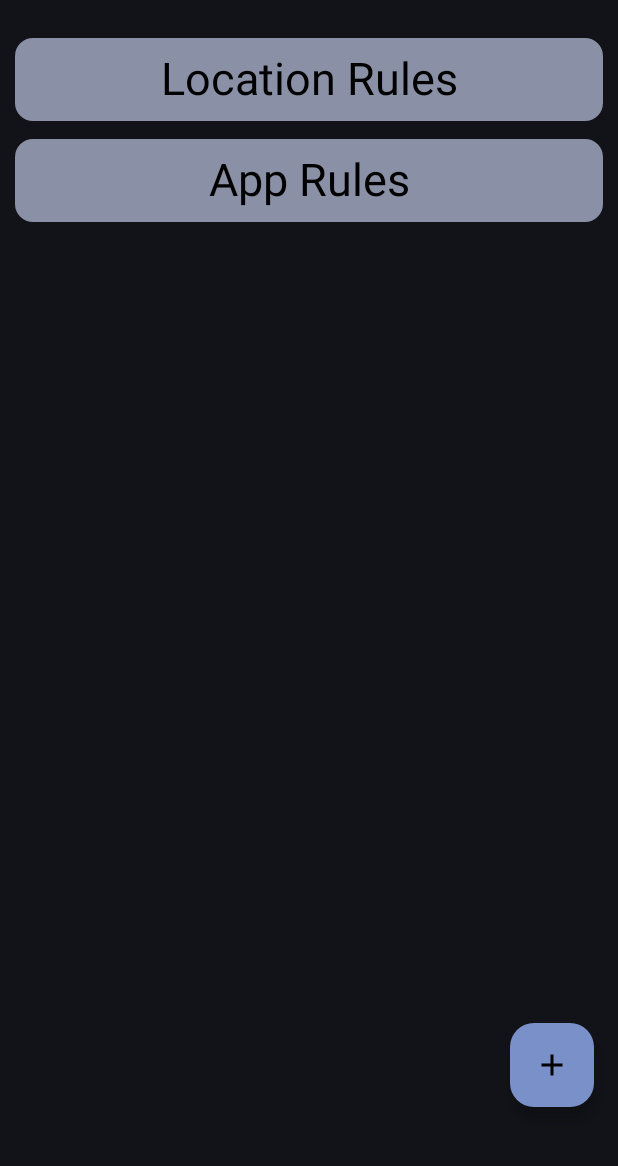
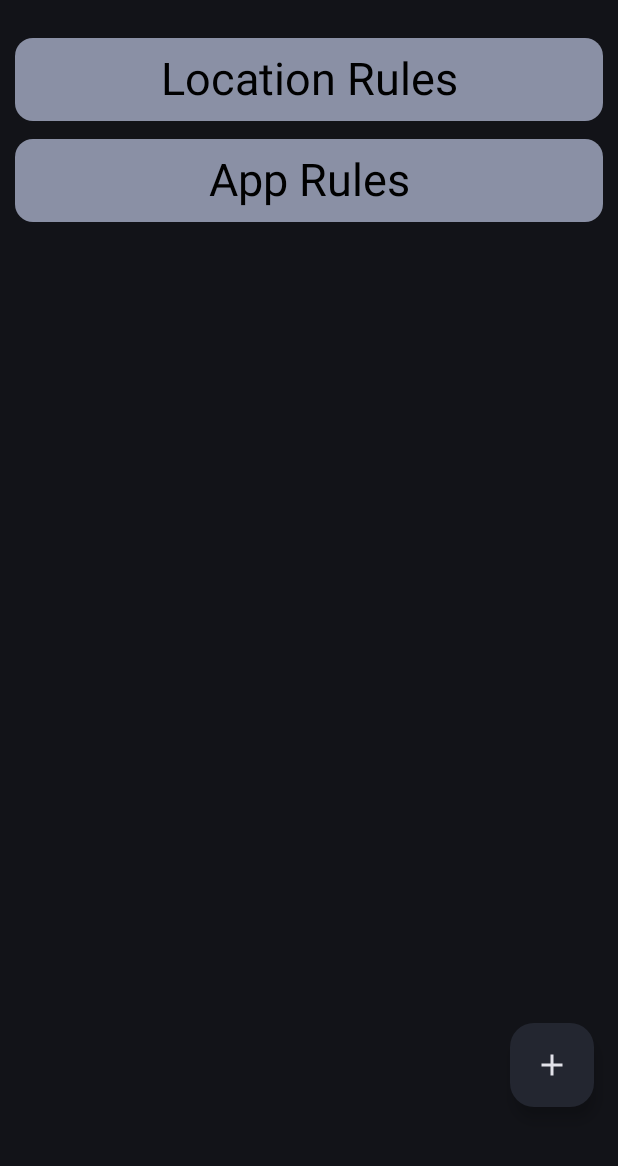
Before and after one commit to VwertIX/Anvil, an Android app built with Jetpack Compose: the screen it shows after launch (MainActivity), on a phone screen of 412 x 824 dp, the part 67-1233 px from its top. Run offline under Robolectric (Android 15) with nearby library versions, the phone set to English and light mode, and no system bars; our stand-ins replace Dagger/Hilt's generated code, Room's generated code.

Commit message:
Changed some coloring and made the delete all rules button also deregister geofences

```diff
--- a/app/src/main/java/com/example/anvil/MainActivity.kt
+++ b/app/src/main/java/com/example/anvil/MainActivity.kt
@@ -133,8 +133,8 @@ object ReadmeScreen
 @Serializable
 object ReadmeLocationScreen
 
-private val CUSTOM_INTENT_GEOFENCE = "GEOFENCE-TRANSITION-INTENT-ACTION"
-private val CUSTOM_REQUEST_CODE_GEOFENCE = 1001
+private const val CUSTOM_INTENT_GEOFENCE = "GEOFENCE-TRANSITION-INTENT-ACTION"
+private const val CUSTOM_REQUEST_CODE_GEOFENCE = 1001
 
 
 // Use the 'viewModel()' function from the lifecycle-viewmodel-compose artifact
@@ -143,7 +143,7 @@ fun AnvilNav(context: Context, locationPermissionRequest: ActivityResultLauncher
     val packageList = AppInfo(viewModel, context)
     val navController = rememberNavController()
     val geofenceManager by remember { mutableStateOf(GeofenceManager(context)) }
-    val geoFenceList by viewModel.getAllLocationRules.collectAsStateWithLifecycle()
+    val geoFenceList by viewModel.allLocationRules.collectAsStateWithLifecycle()
     var geofenceTransitionEventInfo by remember {mutableStateOf("")}
     val scope = rememberCoroutineScope()
 
--- a/app/src/main/java/com/example/anvil/ui/AnvilViewModel.kt
+++ b/app/src/main/java/com/example/anvil/ui/AnvilViewModel.kt
@@ -3,7 +3,6 @@ package com.example.anvil.ui
 import android.content.Context
 import android.content.pm.PackageInfo
 import android.content.pm.PackageManager
-import android.location.Location
 import android.util.Log
 import androidx.compose.runtime.getValue
 import androidx.lifecycle.ViewModel
@@ -13,7 +12,6 @@ import androidx.compose.runtime.mutableStateOf
 import androidx.compose.runtime.setValue
 import androidx.core.content.ContextCompat
 import androidx.lifecycle.viewModelScope
-import com.example.anvil.HomeScreen
 import com.example.anvil.R
 import com.example.anvil.data.AppRule
 import com.example.anvil.data.RuleCondition
@@ -23,10 +21,7 @@ import com.example.anvil.data.rulesRepository
 import com.example.anvil.data.LocationRule
 import com.example.anvil.data.LocationRuleCondition
 import com.example.anvil.data.LocationRuleList
-import com.google.android.gms.location.CurrentLocationRequest
 import com.google.android.gms.location.FusedLocationProviderClient
-import com.google.android.gms.location.LocationRequest
-import com.google.android.gms.location.Priority
 import com.google.android.gms.maps.model.LatLng
 
 import dagger.hilt.android.lifecycle.HiltViewModel
@@ -177,7 +172,7 @@ class AnvilViewModel @Inject constructor(private val ruleRepository: rulesReposi
     val locationRule: StateFlow<LocationRule> = _locationRule
 
 
-    val getAllLocationRules: StateFlow<LocationRuleList> =
+    val allLocationRules: StateFlow<LocationRuleList> =
         ruleRepository.getAllLocationRulesStream()
             .map { LocationRuleList(it) }
             .stateIn(
--- a/app/src/main/java/com/example/anvil/ui/pages/Homepage.kt
+++ b/app/src/main/java/com/example/anvil/ui/pages/Homepage.kt
@@ -2,7 +2,6 @@ package com.example.anvil.ui.pages
 
 import android.content.Context
 import android.graphics.drawable.Drawable
-import android.location.Location
 import androidx.compose.foundation.BorderStroke
 import androidx.compose.foundation.layout.Box
 import androidx.compose.foundation.layout.Column
@@ -69,9 +68,7 @@ import com.example.anvil.ui.theme.RedWarning
 import kotlin.math.roundToInt
 import android.media.AudioManager
 import android.util.Log
-import android.widget.Toast
 
-import androidx.compose.animation.animateColorAsState
 import androidx.compose.foundation.layout.Arrangement
 import androidx.compose.foundation.layout.size
 import androidx.compose.foundation.text.BasicText
@@ -80,18 +77,15 @@ import androidx.compose.material.icons.filled.Info
 import androidx.compose.material3.LocalContentColor
 import androidx.compose.runtime.rememberCoroutineScope
 import androidx.compose.ui.Alignment
+import androidx.compose.ui.draw.shadow
 import androidx.compose.ui.text.TextStyle
 import androidx.compose.ui.text.style.LineBreak
 import androidx.compose.ui.unit.sp
 import com.example.anvil.ReadmeScreen
 import com.example.anvil.RuleChoiceScreen
 import com.example.anvil.data.LocationRule
-import com.example.anvil.data.LocationRuleCondition
 import com.example.anvil.data.geofence.GeofenceManager
-import com.example.anvil.data.geofence.MapScreen
 import com.example.anvil.ui.theme.titleMaxDimen
-import com.google.android.gms.location.Geofence.GEOFENCE_TRANSITION_ENTER
-import com.google.android.gms.location.Geofence.GEOFENCE_TRANSITION_EXIT
 import kotlinx.coroutines.Dispatchers
 import kotlinx.coroutines.launch
 
@@ -105,7 +99,7 @@ fun HomepageScaffold(
     geofenceManager: GeofenceManager
 ) {
     val appRuleList by viewModel.getAllAppRules.collectAsStateWithLifecycle()
-    val locationRuleList by viewModel.getAllLocationRules.collectAsStateWithLifecycle()
+    val locationRuleList by viewModel.allLocationRules.collectAsStateWithLifecycle()
 
     Scaffold(
         contentWindowInsets = WindowInsets.safeDrawing,
@@ -171,12 +165,16 @@ fun HomepageScaffold(
                                 when (confirm) {
                                     false -> {}
                                     true -> {
+                                        val scope = rememberCoroutineScope()
                                         AlertDialogExample(
                                             onDismissRequest = {
                                                 check = false
                                                 confirm = false
                                             },
                                             onConfirmation = {
+                                                scope.launch(Dispatchers.IO) {
+                                                    geofenceManager.deregisterGeofence()
+                                                }
                                                 viewModel.clearRules()
                                                 check = false
                                                 confirm = false
@@ -206,6 +204,7 @@ fun HomepageScaffold(
         },
         floatingActionButton = {
             FloatingActionButton(
+                containerColor = MaterialTheme.colorScheme.surfaceDim,
                 onClick = {
                     navController.navigate(RuleChoiceScreen)
                 }
@@ -243,6 +242,8 @@ fun HomepageScaffold(
                 }
 
             }
+
+
             items(locationRuleList.locationRules) { rule ->
 
                 LocationSelectionCard(rule, navController, viewModel, context, geofenceManager)
--- a/app/src/main/java/com/example/anvil/ui/theme/Theme.kt
+++ b/app/src/main/java/com/example/anvil/ui/theme/Theme.kt
@@ -9,6 +9,7 @@ import androidx.compose.material3.dynamicDarkColorScheme
 import androidx.compose.material3.dynamicLightColorScheme
 import androidx.compose.material3.lightColorScheme
 import androidx.compose.runtime.Composable
+import androidx.compose.ui.graphics.Color
 import androidx.compose.ui.platform.LocalContext
 import androidx.compose.ui.unit.sp
 
@@ -42,7 +43,7 @@ fun AnvilTheme(
     content: @Composable () -> Unit
 ) {
     val colorScheme = when {
-        dynamicColor && Build.VERSION.SDK_INT >= Build.VERSION_CODES.S -> {
+        dynamicColor && true -> {
             val context = LocalContext.current
             if (darkTheme) dynamicDarkColorScheme(context) else dynamicLightColorScheme(context)
         }
```
Also changed, not shown: app/src/main/java/com/example/anvil/ui/pages/AddRuleScreen.kt (+8 -4 lines), app/src/main/java/com/example/anvil/ui/pages/ConfigureLocationRuleScreen.kt (+5 -2 lines).
